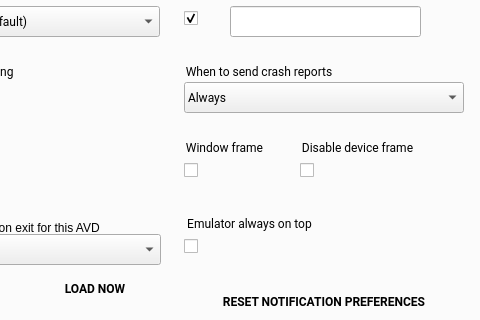
This is android/android-emu/android/skin/qt/extended-pages/settings-page.ui in aosp-mirror/platform_external_qemu as Qt 5 draws it before an edit; both pictures show x 142 to 622 and y 146 to 466 of the 622 by 580 pixel window. The edited form follows.
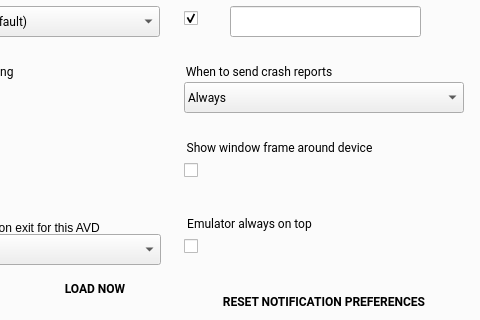
This is the edited form. Icons and pictures are not drawn. Custom widgets are drawn as their Qt base class.

Commit message:
Revert "ui: add a checkbox and qt setting to globally disable device frame"
This reverts commit 13dcbf70f0a00cdfc3e2e5d388f373c70a67dec9.

```diff
--- a/android/android-emu/android/skin/qt/extended-pages/settings-page.ui
+++ b/android/android-emu/android/skin/qt/extended-pages/settings-page.ui
@@ -242,7 +242,7 @@
       <rect>
        <x>324</x>
        <y>258</y>
-       <width>101</width>
+       <width>211</width>
        <height>24</height>
       </rect>
      </property>
@@ -326,7 +326,7 @@
       <rect>
        <x>324</x>
        <y>238</y>
-       <width>101</width>
+       <width>211</width>
        <height>21</height>
       </rect>
      </property>
@@ -339,7 +339,7 @@
       <string notr="true">border: 0px;</string>
      </property>
      <property name="title">
-      <string>Window frame</string>
+      <string>Show window frame around device</string>
      </property>
      <property name="ColorGroup" stdset="0">
       <string>Title</string>
@@ -757,58 +757,6 @@
       </property>
      </item>
     </widget>
-    <widget class="QGroupBox" name="set_disableDeviceFrameTitle">
-     <property name="geometry">
-      <rect>
-       <x>440</x>
-       <y>238</y>
-       <width>211</width>
-       <height>21</height>
-      </rect>
-     </property>
-     <property name="font">
-      <font>
-       <family>Roboto</family>
-      </font>
-     </property>
-     <property name="styleSheet">
-      <string notr="true">border: 0px;</string>
-     </property>
-     <property name="title">
-      <string>Disable device frame</string>
-     </property>
-     <property name="ColorGroup" stdset="0">
-      <string>Title</string>
-     </property>
-    </widget>
-    <widget class="QCheckBox" name="set_disableDeviceFrame">
-     <property name="geometry">
-      <rect>
-       <x>440</x>
-       <y>258</y>
-       <width>101</width>
-       <height>24</height>
-      </rect>
-     </property>
-     <property name="accessibleDescription">
-      <string>Show window frame around device</string>
-     </property>
-     <property name="iconSize">
-      <size>
-       <width>24</width>
-       <height>24</height>
-      </size>
-     </property>
-     <property name="checked">
-      <bool>false</bool>
-     </property>
-     <property name="ColorGroup" stdset="0">
-      <string>Toggle</string>
-     </property>
-     <property name="report_metrics" stdset="0">
-      <bool>false</bool>
-     </property>
-    </widget>
    </widget>
    <widget class="QWidget" name="proxy_tab">
     <attribute name="title">
```
The commit also changes 7 other files.
